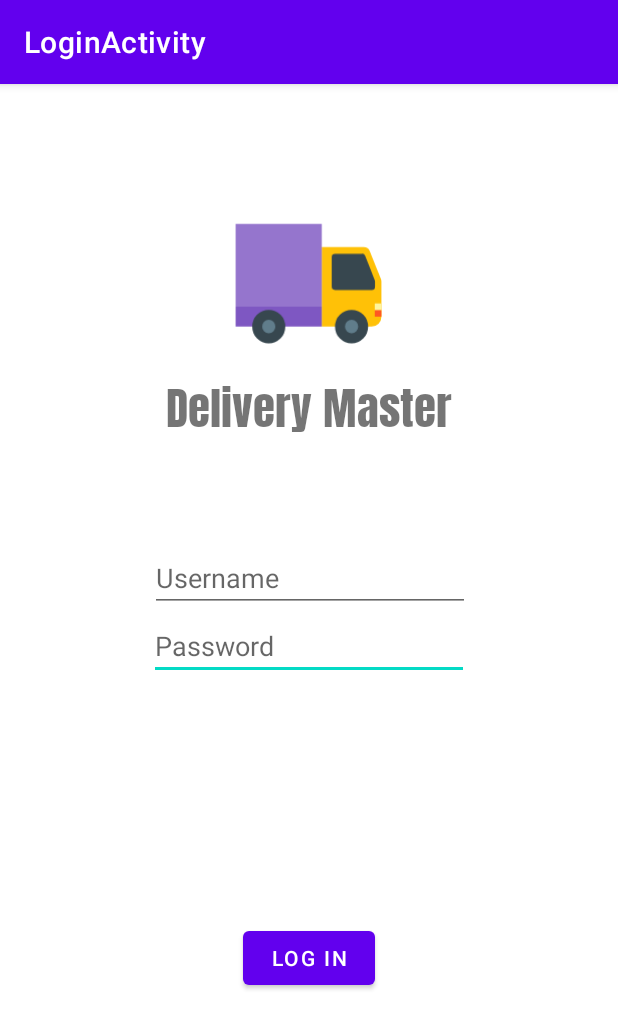
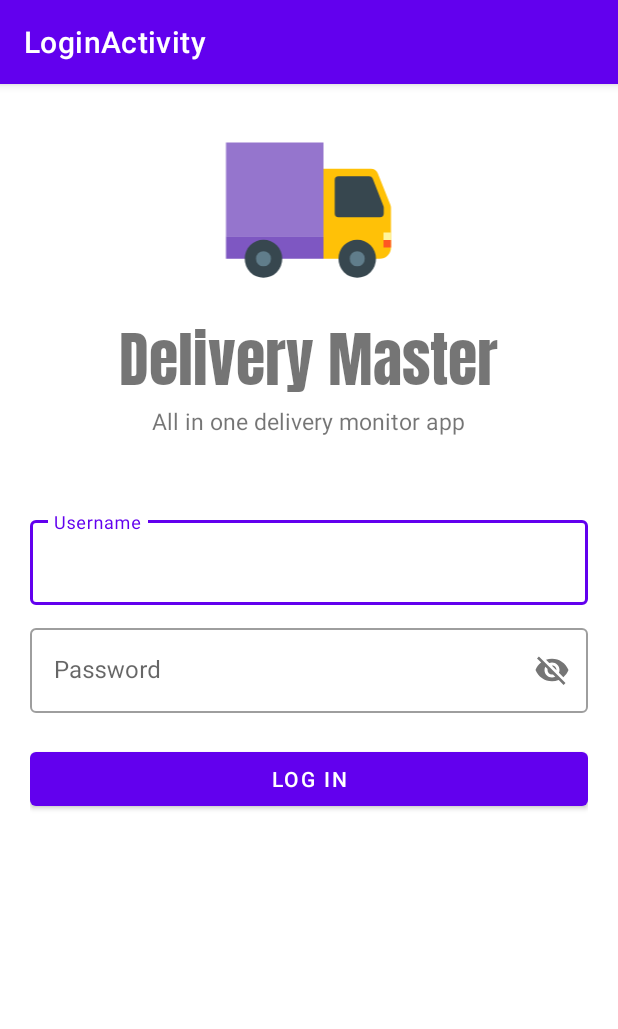
Before and after one commit to by3u20/appcw, an Android app: the LoginActivity screen opened directly, with no data from a screen before it, on a phone screen of 412 x 824 dp. Shown: the top 1029 px of the screen. Run offline under Robolectric (Android 15) with nearby library versions, the phone set to English and light mode, and no system bars.

Commit message:
Re-design log in view

```diff
--- a/app/src/main/java/com/example/delivery1/LoginActivity.java
+++ b/app/src/main/java/com/example/delivery1/LoginActivity.java
@@ -19,4 +19,7 @@ public class LoginActivity extends AppCompatActivity {
         Toolbar toolbar = findViewById(R.id.toolbar);
         setSupportActionBar(toolbar);
     }
+
+
+
 }
--- a/app/src/main/res/layout/content_login.xml
+++ b/app/src/main/res/layout/content_login.xml
@@ -1,64 +1,88 @@
 <?xml version="1.0" encoding="utf-8"?>
-<androidx.constraintlayout.widget.ConstraintLayout xmlns:android="http://schemas.android.com/apk/res/android"
+<LinearLayout xmlns:android="http://schemas.android.com/apk/res/android"
     xmlns:app="http://schemas.android.com/apk/res-auto"
     xmlns:tools="http://schemas.android.com/tools"
     android:layout_width="match_parent"
     android:layout_height="match_parent"
-    app:layout_behavior="@string/appbar_scrolling_view_behavior">
+    android:orientation="vertical"
+    android:background="@color/white"
+    android:gravity="center_horizontal"
+    >
 
-    <EditText
-        android:id="@+id/editTextTextPassword"
-        android:layout_width="wrap_content"
-        android:layout_height="wrap_content"
-        android:ems="10"
-        android:hint="Password"
-        android:inputType="textPassword"
-        app:layout_constraintEnd_toEndOf="parent"
-        app:layout_constraintStart_toStartOf="parent"
-        app:layout_constraintTop_toBottomOf="@+id/editTextTextPersonName" />
-
-    <EditText
-        android:id="@+id/editTextTextPersonName"
-        android:layout_width="wrap_content"
-        android:layout_height="wrap_content"
-        android:layout_marginTop="68dp"
-        android:ems="10"
-        android:hint="Username"
-        android:inputType="textPersonName"
-        app:layout_constraintEnd_toEndOf="parent"
-        app:layout_constraintHorizontal_bias="0.502"
-        app:layout_constraintStart_toStartOf="parent"
-        app:layout_constraintTop_toBottomOf="@+id/textView3" />
-
-    <Button
-        android:id="@+id/loginbutton"
-        android:layout_width="wrap_content"
-        android:layout_height="wrap_content"
-        android:text="Log In"
-        app:layout_constraintBottom_toBottomOf="parent"
-        app:layout_constraintEnd_toEndOf="parent"
-        app:layout_constraintStart_toStartOf="parent"
-        app:layout_constraintTop_toBottomOf="@+id/editTextTextPassword" />
 
     <ImageView
-        android:id="@+id/imageView"
-        android:layout_width="146dp"
-        android:layout_height="106dp"
-        android:layout_marginTop="80dp"
-        app:layout_constraintEnd_toEndOf="parent"
-        app:layout_constraintHorizontal_bias="0.498"
-        app:layout_constraintStart_toStartOf="parent"
-        app:layout_constraintTop_toTopOf="parent"
-        app:srcCompat="@drawable/delivery_logo" />
+        android:id="@+id/logo_image"
+        android:layout_width="150dp"
+        android:layout_height="150dp"
+        app:srcCompat="@drawable/delivery_logo"
+        android:layout_marginTop="50dp"
+        android:paddingTop="30dp"
+        />
 
     <TextView
-        android:id="@+id/textView3"
+        android:id="@+id/logo_name"
         android:layout_width="wrap_content"
         android:layout_height="wrap_content"
         android:fontFamily="@font/anton"
         android:text="Delivery Master"
-        android:textSize="30sp"
-        app:layout_constraintEnd_toEndOf="parent"
-        app:layout_constraintStart_toStartOf="parent"
-        app:layout_constraintTop_toBottomOf="@+id/imageView" />
-</androidx.constraintlayout.widget.ConstraintLayout>
+        android:textSize="40sp"
+        />
+
+    <TextView
+        android:id="@+id/logo_name"
+        android:layout_width="wrap_content"
+        android:layout_height="wrap_content"
+        android:text="All in one delivery monitor app"
+        android:textSize="15sp"
+        />
+
+    <LinearLayout
+        android:layout_width="match_parent"
+        android:layout_height="wrap_content"
+        android:layout_marginTop="30dp"
+        android:layout_marginBottom="20dp"
+        android:orientation="vertical"
+        android:gravity="center"
+        android:padding="20dp">
+
+        <com.google.android.material.textfield.TextInputLayout
+            android:id="@+id/username_text"
+            android:layout_width="match_parent"
+            android:layout_height="wrap_content"
+            android:hint="Username"
+            style="@style/Widget.MaterialComponents.TextInputLayout.OutlinedBox">
+
+            <com.google.android.material.textfield.TextInputEditText
+                android:layout_width="match_parent"
+                android:layout_height="wrap_content"/>
+
+        </com.google.android.material.textfield.TextInputLayout>
+
+
+        <com.google.android.material.textfield.TextInputLayout
+            android:id="@+id/password_text"
+            android:layout_width="match_parent"
+            android:layout_height="wrap_content"
+            android:hint="Password"
+            app:passwordToggleEnabled="true"
+            style="@style/Widget.MaterialComponents.TextInputLayout.OutlinedBox"
+            android:layout_marginTop="10dp">
+
+            <com.google.android.material.textfield.TextInputEditText
+                android:layout_width="match_parent"
+                android:layout_height="wrap_content"/>
+
+        </com.google.android.material.textfield.TextInputLayout>
+
+        <Button
+            android:id="@+id/login_button"
+            android:layout_width="match_parent"
+            android:layout_height="wrap_content"
+            android:textColor="#fff"
+            android:text="Log In"
+            android:layout_marginTop="20dp"/>
+
+    </LinearLayout>
+
+
+</LinearLayout>
```
